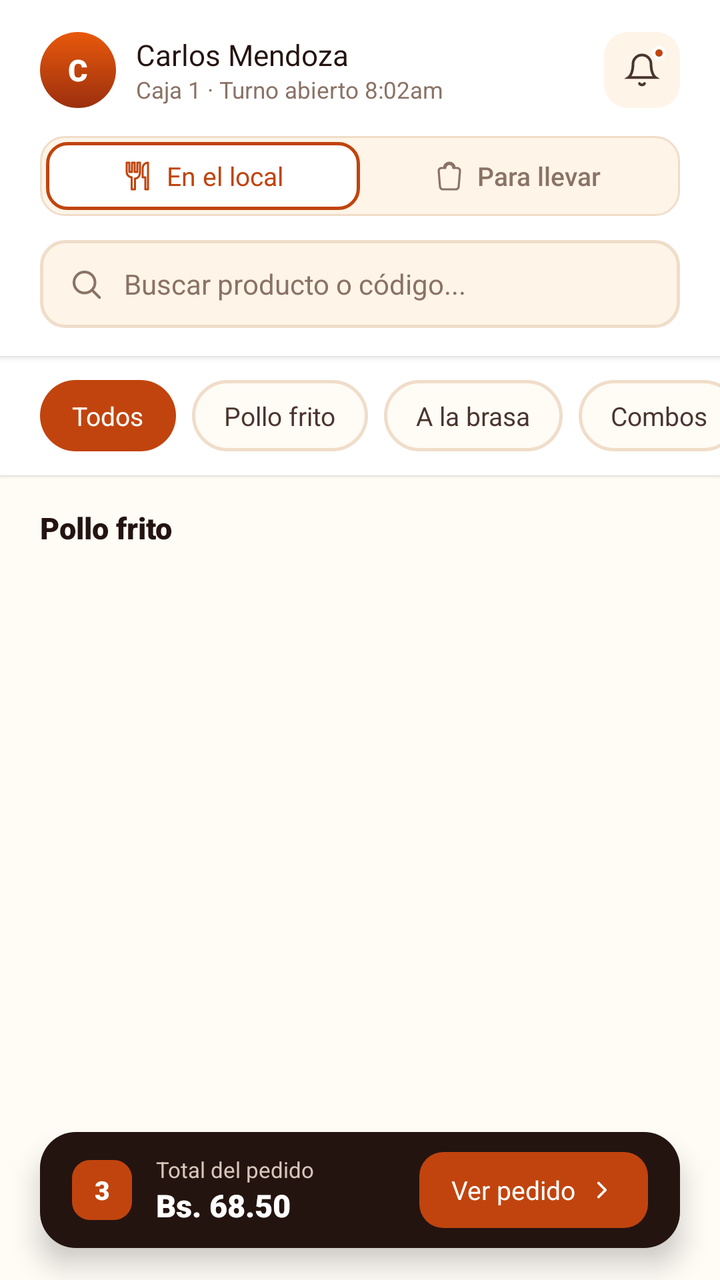
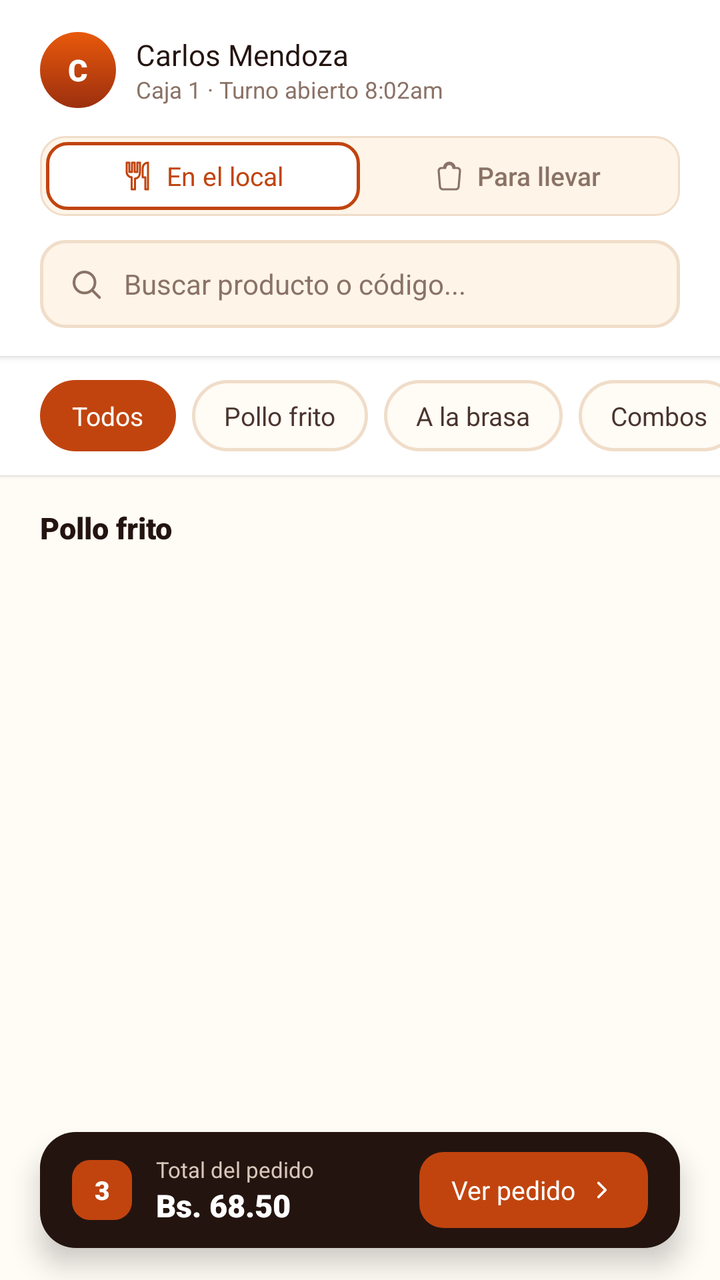

Screens rendered from an Android XML layout before and after an edit, with the pre-edit source and the edit as a unified diff.
<!-- AndroidManifest.xml: application theme Theme.Pollogithub -->
<!-- res/layout/fragment_venta.xml -->
<?xml version="1.0" encoding="utf-8"?>
<androidx.constraintlayout.widget.ConstraintLayout xmlns:android="http://schemas.android.com/apk/res/android"
    xmlns:app="http://schemas.android.com/apk/res-auto"
    xmlns:tools="http://schemas.android.com/tools"
    android:layout_width="match_parent"
    android:layout_height="match_parent"
    android:background="@color/paper_50">

    
    <LinearLayout
        android:id="@+id/headerLayout"
        android:layout_width="match_parent"
        android:layout_height="wrap_content"
        android:background="@color/white"
        android:elevation="2dp"
        android:orientation="vertical"
        android:paddingHorizontal="20dp"
        android:paddingTop="16dp"
        android:paddingBottom="14dp"
        app:layout_constraintEnd_toEndOf="parent"
        app:layout_constraintStart_toStartOf="parent"
        app:layout_constraintTop_toTopOf="parent">

        <RelativeLayout
            android:layout_width="match_parent"
            android:layout_height="wrap_content"
            android:layout_marginBottom="14dp">

            <LinearLayout
                android:layout_width="wrap_content"
                android:layout_height="wrap_content"
                android:layout_alignParentStart="true"
                android:layout_centerVertical="true"
                android:gravity="center_vertical"
                android:orientation="horizontal">

                <TextView
                    android:id="@+id/tvAvatarHeader"
                    android:layout_width="38dp"
                    android:layout_height="38dp"
                    android:background="@drawable/bg_avatar_circle"
                    android:fontFamily="sans-serif-black"
                    android:gravity="center"
                    android:text="@string/user_initial_c"
                    android:textColor="@color/white"
                    android:textSize="15sp" />

                <LinearLayout
                    android:layout_width="wrap_content"
                    android:layout_height="wrap_content"
                    android:layout_marginStart="10dp"
                    android:orientation="vertical">

                    <TextView
                        android:id="@+id/tvCashierName"
                        android:layout_width="wrap_content"
                        android:layout_height="wrap_content"
                        android:fontFamily="sans-serif-bold"
                        android:text="Carlos Mendoza"
                        android:textColor="@color/char_900"
                        android:textSize="14.5sp" />

                    <TextView
                        android:id="@+id/tvShiftInfo"
                        android:layout_width="wrap_content"
                        android:layout_height="wrap_content"
                        android:fontFamily="sans-serif"
                        android:text="@string/shift_info"
                        android:textColor="@color/char_400"
                        android:textSize="11.5sp" />
                </LinearLayout>
            </LinearLayout>

            <FrameLayout
                android:id="@+id/btnNotification"
                android:layout_width="38dp"
                android:layout_height="38dp"
                android:layout_alignParentEnd="true"
                android:layout_centerVertical="true"
                android:background="@drawable/bg_icon_btn"
                android:clickable="true"
                android:focusable="true">

                <ImageView
                    android:layout_width="18dp"
                    android:layout_height="18dp"
                    android:layout_gravity="center"
                    android:contentDescription="Notificaciones"
                    android:src="@drawable/ic_bell" />

                <View
                    android:layout_width="7dp"
                    android:layout_height="7dp"
                    android:layout_gravity="top|end"
                    android:layout_marginTop="7dp"
                    android:layout_marginEnd="7dp"
                    android:background="@drawable/bg_notification_dot" />
            </FrameLayout>
        </RelativeLayout>

        
        <LinearLayout
            android:id="@+id/layoutOrderModeSelector"
            android:layout_width="match_parent"
            android:layout_height="40dp"
            android:layout_marginBottom="12dp"
            android:background="@drawable/bg_order_mode_container"
            android:orientation="horizontal"
            android:padding="3dp">

            <LinearLayout
                android:id="@+id/btnHeaderModeLocal"
                android:layout_width="0dp"
                android:layout_height="match_parent"
                android:layout_weight="1"
                android:background="@drawable/bg_order_mode_active"
                android:clickable="true"
                android:focusable="true"
                android:gravity="center"
                android:orientation="horizontal">

                <ImageView
                    android:id="@+id/ivHeaderIconLocal"
                    android:layout_width="16dp"
                    android:layout_height="16dp"
                    android:contentDescription="En el local"
                    android:src="@drawable/ic_dining_local"
                    app:tint="@color/ember_600" />

                <TextView
                    android:id="@+id/tvHeaderTextLocal"
                    android:layout_width="wrap_content"
                    android:layout_height="wrap_content"
                    android:layout_marginStart="6dp"
                    android:fontFamily="sans-serif-bold"
                    android:text="En el local"
                    android:textColor="@color/ember_600"
                    android:textSize="13sp" />
            </LinearLayout>

            <LinearLayout
                android:id="@+id/btnHeaderModeLlevar"
                android:layout_width="0dp"
                android:layout_height="match_parent"
                android:layout_weight="1"
                android:background="@android:color/transparent"
                android:clickable="true"
                android:focusable="true"
                android:gravity="center"
                android:orientation="horizontal">

                <ImageView
                    android:id="@+id/ivHeaderIconLlevar"
                    android:layout_width="16dp"
                    android:layout_height="16dp"
                    android:contentDescription="Para llevar"
                    android:src="@drawable/ic_takeaway_bag"
                    app:tint="@color/char_400" />

                <TextView
                    android:id="@+id/tvHeaderTextLlevar"
                    android:layout_width="wrap_content"
                    android:layout_height="wrap_content"
                    android:layout_marginStart="6dp"
                    android:fontFamily="sans-serif-medium"
                    android:text="Para llevar"
                    android:textColor="@color/char_400"
                    android:textSize="13sp" />
            </LinearLayout>
        </LinearLayout>

        <FrameLayout
            android:layout_width="match_parent"
            android:layout_height="44dp"
            android:background="@drawable/bg_search">

            <ImageView
                android:layout_width="18dp"
                android:layout_height="18dp"
                android:layout_gravity="center_vertical|start"
                android:layout_marginStart="14dp"
                android:contentDescription="@string/search_hint"
                android:src="@drawable/ic_search" />

            <EditText
                android:id="@+id/etSearch"
                android:layout_width="match_parent"
                android:layout_height="match_parent"
                android:background="@null"
                android:fontFamily="sans-serif"
                android:hint="@string/search_hint"
                android:imeOptions="actionSearch"
                android:importantForAutofill="no"
                android:inputType="text"
                android:paddingStart="42dp"
                android:paddingEnd="14dp"
                android:textColor="@color/char_900"
                android:textColorHint="@color/char_400"
                android:textSize="14sp" />
        </FrameLayout>
    </LinearLayout>

    <HorizontalScrollView
        android:id="@+id/scrollCategories"
        android:layout_width="match_parent"
        android:layout_height="wrap_content"
        android:background="@color/white"
        android:clipToPadding="false"
        android:elevation="1dp"
        android:paddingHorizontal="20dp"
        android:paddingVertical="12dp"
        android:scrollbars="none"
        app:layout_constraintTop_toBottomOf="@id/headerLayout">

        <LinearLayout
            android:id="@+id/layoutChipsContainer"
            android:layout_width="wrap_content"
            android:layout_height="wrap_content"
            android:gravity="center_vertical"
            android:orientation="horizontal">

            <TextView
                android:id="@+id/chipTodos"
                android:layout_width="wrap_content"
                android:layout_height="wrap_content"
                android:layout_marginEnd="8dp"
                android:background="@drawable/bg_chip_selected"
                android:fontFamily="sans-serif-bold"
                android:paddingHorizontal="16dp"
                android:paddingVertical="9dp"
                android:text="Todos"
                android:textColor="@color/white"
                android:textSize="13sp" />

            <TextView
                android:id="@+id/chipPolloFrito"
                android:layout_width="wrap_content"
                android:layout_height="wrap_content"
                android:layout_marginEnd="8dp"
                android:background="@drawable/bg_chip_unselected"
                android:fontFamily="sans-serif-bold"
                android:paddingHorizontal="16dp"
                android:paddingVertical="9dp"
                android:text="Pollo frito"
                android:textColor="@color/char_700"
                android:textSize="13sp" />

            <TextView
                android:id="@+id/chipBrasa"
                android:layout_width="wrap_content"
                android:layout_height="wrap_content"
                android:layout_marginEnd="8dp"
                android:background="@drawable/bg_chip_unselected"
                android:fontFamily="sans-serif-bold"
                android:paddingHorizontal="16dp"
                android:paddingVertical="9dp"
                android:text="A la brasa"
                android:textColor="@color/char_700"
                android:textSize="13sp" />

            <TextView
                android:id="@+id/chipCombos"
                android:layout_width="wrap_content"
                android:layout_height="wrap_content"
                android:layout_marginEnd="8dp"
                android:background="@drawable/bg_chip_unselected"
                android:fontFamily="sans-serif-bold"
                android:paddingHorizontal="16dp"
                android:paddingVertical="9dp"
                android:text="Combos"
                android:textColor="@color/char_700"
                android:textSize="13sp" />

            <TextView
                android:id="@+id/chipAcompanamientos"
                android:layout_width="wrap_content"
                android:layout_height="wrap_content"
                android:layout_marginEnd="8dp"
                android:background="@drawable/bg_chip_unselected"
                android:fontFamily="sans-serif-bold"
                android:paddingHorizontal="16dp"
                android:paddingVertical="9dp"
                android:text="Acompañamientos"
                android:textColor="@color/char_700"
                android:textSize="13sp" />

            <TextView
                android:id="@+id/chipBebidas"
                android:layout_width="wrap_content"
                android:layout_height="wrap_content"
                android:background="@drawable/bg_chip_unselected"
                android:fontFamily="sans-serif-bold"
                android:paddingHorizontal="16dp"
                android:paddingVertical="9dp"
                android:text="Bebidas"
                android:textColor="@color/char_700"
                android:textSize="13sp" />
        </LinearLayout>
    </HorizontalScrollView>

    <androidx.core.widget.NestedScrollView
        android:layout_width="match_parent"
        android:layout_height="0dp"
        android:clipToPadding="false"
        android:paddingBottom="80dp"
        app:layout_constraintBottom_toBottomOf="parent"
        app:layout_constraintTop_toBottomOf="@id/scrollCategories">

        <LinearLayout
            android:layout_width="match_parent"
            android:layout_height="wrap_content"
            android:orientation="vertical"
            android:paddingHorizontal="14dp"
            android:paddingTop="16dp">

            <TextView
                android:id="@+id/tvSectionTitle"
                android:layout_width="wrap_content"
                android:layout_height="wrap_content"
                android:layout_marginStart="6dp"
                android:layout_marginBottom="10dp"
                android:fontFamily="sans-serif-black"
                android:text="@string/section_title_fried"
                android:textColor="@color/char_900"
                android:textSize="15sp" />

            <androidx.recyclerview.widget.RecyclerView
                android:id="@+id/rvProducts"
                android:layout_width="match_parent"
                android:layout_height="wrap_content"
                android:nestedScrollingEnabled="false"
                tools:itemCount="6"
                tools:listitem="@layout/item_product_card" />
        </LinearLayout>
    </androidx.core.widget.NestedScrollView>

    
    <androidx.constraintlayout.widget.ConstraintLayout
        android:id="@+id/cartBar"
        android:layout_width="0dp"
        android:layout_height="58dp"
        android:layout_marginHorizontal="20dp"
        android:layout_marginBottom="16dp"
        android:background="@drawable/bg_cart_bar"
        android:elevation="8dp"
        android:paddingHorizontal="16dp"
        app:layout_constraintBottom_toBottomOf="parent"
        app:layout_constraintEnd_toEndOf="parent"
        app:layout_constraintStart_toStartOf="parent">

        <LinearLayout
            android:layout_width="wrap_content"
            android:layout_height="wrap_content"
            android:gravity="center_vertical"
            android:orientation="horizontal"
            app:layout_constraintBottom_toBottomOf="parent"
            app:layout_constraintStart_toStartOf="parent"
            app:layout_constraintTop_toTopOf="parent">

            <TextView
                android:id="@+id/tvCartCount"
                android:layout_width="30dp"
                android:layout_height="30dp"
                android:background="@drawable/bg_cart_count"
                android:fontFamily="sans-serif-black"
                android:gravity="center"
                android:text="3"
                android:textColor="@color/white"
                android:textSize="13sp" />

            <LinearLayout
                android:layout_width="wrap_content"
                android:layout_height="wrap_content"
                android:layout_marginStart="12dp"
                android:orientation="vertical">

                <TextView
                    android:layout_width="wrap_content"
                    android:layout_height="wrap_content"
                    android:fontFamily="sans-serif"
                    android:text="@string/cart_total_label"
                    android:textColor="@color/cart_label"
                    android:textSize="11sp" />

                <TextView
                    android:id="@+id/tvCartTotal"
                    android:layout_width="wrap_content"
                    android:layout_height="wrap_content"
                    android:fontFamily="sans-serif-black"
                    android:text="Bs. 68.50"
                    android:textColor="@color/white"
                    android:textSize="15.5sp" />
            </LinearLayout>
        </LinearLayout>

        <LinearLayout
            android:id="@+id/btnViewOrder"
            android:layout_width="wrap_content"
            android:layout_height="38dp"
            android:background="@drawable/bg_cart_cta"
            android:clickable="true"
            android:focusable="true"
            android:gravity="center"
            android:orientation="horizontal"
            android:paddingHorizontal="16dp"
            app:layout_constraintBottom_toBottomOf="parent"
            app:layout_constraintEnd_toEndOf="parent"
            app:layout_constraintTop_toTopOf="parent">

            <TextView
                android:layout_width="wrap_content"
                android:layout_height="wrap_content"
                android:fontFamily="sans-serif-bold"
                android:text="@string/cart_view_order"
                android:textColor="@color/white"
                android:textSize="13sp" />

            <ImageView
                android:layout_width="14dp"
                android:layout_height="14dp"
                android:layout_marginStart="6dp"
                android:contentDescription="@string/cart_view_order"
                android:src="@drawable/ic_chevron_right" />
        </LinearLayout>
    </androidx.constraintlayout.widget.ConstraintLayout>

</androidx.constraintlayout.widget.ConstraintLayout>
<!-- res/layout/item_product_card.xml (included above) -->
<?xml version="1.0" encoding="utf-8"?>
<androidx.constraintlayout.widget.ConstraintLayout xmlns:android="http://schemas.android.com/apk/res/android"
    xmlns:app="http://schemas.android.com/apk/res-auto"
    xmlns:tools="http://schemas.android.com/tools"
    android:id="@+id/cardProduct"
    android:layout_width="match_parent"
    android:layout_height="wrap_content"
    android:layout_margin="6dp"
    android:background="@drawable/bg_product_card"
    android:padding="12dp">

    
    <androidx.cardview.widget.CardView
        android:id="@+id/cardThumb"
        android:layout_width="0dp"
        android:layout_height="80dp"
        app:cardCornerRadius="10dp"
        app:cardElevation="0dp"
        app:cardBackgroundColor="@android:color/transparent"
        app:layout_constraintEnd_toEndOf="parent"
        app:layout_constraintStart_toStartOf="parent"
        app:layout_constraintTop_toTopOf="parent">

        <FrameLayout
            android:id="@+id/frameThumb"
            android:layout_width="match_parent"
            android:layout_height="match_parent"
            android:background="@drawable/bg_thumb_fried">

            <ImageView
                android:id="@+id/ivProductImage"
                android:layout_width="match_parent"
                android:layout_height="match_parent"
                android:scaleType="centerCrop"
                android:visibility="gone" />

            <TextView
                android:id="@+id/tvEmoji"
                android:layout_width="wrap_content"
                android:layout_height="wrap_content"
                android:layout_gravity="center"
                android:text="🍗"
                android:textSize="30sp" />
        </FrameLayout>
    </androidx.cardview.widget.CardView>

    
    <TextView
        android:id="@+id/tvAgotadoTag"
        android:layout_width="wrap_content"
        android:layout_height="wrap_content"
        android:layout_marginStart="6dp"
        android:layout_marginTop="6dp"
        android:background="@drawable/bg_badge_agotado"
        android:fontFamily="sans-serif-black"
        android:paddingHorizontal="8dp"
        android:paddingVertical="3dp"
        android:text="@string/tag_agotado"
        android:textAllCaps="true"
        android:textColor="@color/white"
        android:textSize="9.5sp"
        android:visibility="gone"
        app:layout_constraintStart_toStartOf="@id/cardThumb"
        app:layout_constraintTop_toTopOf="@id/cardThumb"
        tools:visibility="visible" />

    
    <TextView
        android:id="@+id/tvBadgeQty"
        android:layout_width="24dp"
        android:layout_height="24dp"
        android:background="@drawable/bg_badge_qty"
        android:fontFamily="sans-serif-bold"
        android:gravity="center"
        android:text="2"
        android:textColor="@color/white"
        android:textSize="11sp"
        android:translationX="6dp"
        android:translationY="-6dp"
        android:visibility="gone"
        app:layout_constraintEnd_toEndOf="parent"
        app:layout_constraintTop_toTopOf="parent"
        tools:visibility="visible" />

    
    <TextView
        android:id="@+id/tvProductName"
        android:layout_width="0dp"
        android:layout_height="wrap_content"
        android:layout_marginTop="10dp"
        android:fontFamily="sans-serif-bold"
        android:ellipsize="end"
        android:maxLines="1"
        android:text="Presa individual"
        android:textColor="@color/char_900"
        android:textSize="13.5sp"
        app:layout_constraintEnd_toEndOf="parent"
        app:layout_constraintStart_toStartOf="parent"
        app:layout_constraintTop_toBottomOf="@id/cardThumb" />

    
    <TextView
        android:id="@+id/tvProductDesc"
        android:layout_width="0dp"
        android:layout_height="wrap_content"
        android:layout_marginTop="2dp"
        android:fontFamily="sans-serif"
        android:ellipsize="end"
        android:maxLines="1"
        android:text="Pierna o pechuga"
        android:textColor="@color/char_400"
        android:textSize="11sp"
        app:layout_constraintEnd_toEndOf="parent"
        app:layout_constraintStart_toStartOf="parent"
        app:layout_constraintTop_toBottomOf="@id/tvProductName" />

    
    <TextView
        android:id="@+id/tvProductPrice"
        android:layout_width="0dp"
        android:layout_height="wrap_content"
        android:layout_marginTop="12dp"
        android:fontFamily="sans-serif-black"
        android:text="Bs. 8.50"
        android:textColor="@color/ember_700"
        android:textSize="14.5sp"
        app:layout_constraintBottom_toBottomOf="parent"
        app:layout_constraintEnd_toStartOf="@id/btnAdd"
        app:layout_constraintStart_toStartOf="parent"
        app:layout_constraintTop_toBottomOf="@id/tvProductDesc" />

    <androidx.appcompat.widget.AppCompatButton
        android:id="@+id/btnAdd"
        android:layout_width="28dp"
        android:layout_height="28dp"
        android:background="@drawable/bg_add_btn"
        android:fontFamily="sans-serif-bold"
        android:includeFontPadding="false"
        android:padding="0dp"
        android:text="+"
        android:textColor="@color/white"
        android:textSize="16sp"
        app:layout_constraintBottom_toBottomOf="@id/tvProductPrice"
        app:layout_constraintEnd_toEndOf="parent"
        app:layout_constraintTop_toTopOf="@id/tvProductPrice" />

</androidx.constraintlayout.widget.ConstraintLayout>
<!-- resources referenced by this layout -->
<resources>
  <color name="cart_label">#D8C6BB</color>
  <color name="char_400">#8A7266</color>
  <color name="char_700">#4A352E</color>
  <color name="char_900">#241410</color>
  <color name="ember_600">#C1440E</color>
  <color name="ember_700">#9C2F0E</color>
  <color name="paper_50">#FFFBF5</color>
  <color name="white">#FFFFFFFF</color>
  <!-- drawable bg_badge_agotado (drawable) -->
  <?xml version="1.0" encoding="utf-8"?>
  <shape xmlns:android="http://schemas.android.com/apk/res/android"
      android:shape="rectangle">
      <solid android:color="@color/char_900" />
      <corners android:radius="7dp" />
  </shape>
  <!-- drawable bg_badge_qty (drawable) -->
  <?xml version="1.0" encoding="utf-8"?>
  <shape xmlns:android="http://schemas.android.com/apk/res/android"
      android:shape="oval">
      <solid android:color="@color/char_900" />
      <stroke
          android:width="2dp"
          android:color="@color/paper_50" />
  </shape>
  <!-- drawable bg_cart_bar (drawable) -->
  <?xml version="1.0" encoding="utf-8"?>
  <shape xmlns:android="http://schemas.android.com/apk/res/android"
      android:shape="rectangle">
      <solid android:color="@color/char_900" />
      <corners android:radius="18dp" />
  </shape>
  <!-- drawable bg_cart_count (drawable) -->
  <?xml version="1.0" encoding="utf-8"?>
  <shape xmlns:android="http://schemas.android.com/apk/res/android"
      android:shape="rectangle">
      <solid android:color="@color/ember_600" />
      <corners android:radius="9dp" />
  </shape>
  <!-- drawable bg_icon_btn (drawable) -->
  <?xml version="1.0" encoding="utf-8"?>
  <ripple xmlns:android="http://schemas.android.com/apk/res/android"
      android:color="#1AE8590C">
      <item>
          <shape android:shape="rectangle">
              <solid android:color="@color/paper_100" />
              <corners android:radius="12dp" />
          </shape>
      </item>
  </ripple>
  <!-- drawable bg_notification_dot (drawable) -->
  <?xml version="1.0" encoding="utf-8"?>
  <shape xmlns:android="http://schemas.android.com/apk/res/android"
      android:shape="oval">
      <solid android:color="@color/ember_600" />
      <stroke
          android:width="1.5dp"
          android:color="@color/white" />
  </shape>
  <!-- drawable bg_order_mode_active (drawable) -->
  <?xml version="1.0" encoding="utf-8"?>
  <shape xmlns:android="http://schemas.android.com/apk/res/android">
      <solid android:color="@color/white"/>
      <corners android:radius="10dp"/>
      <stroke android:width="1.5dp" android:color="@color/ember_600"/>
  </shape>
  <!-- drawable ic_bell (drawable) -->
  <?xml version="1.0" encoding="utf-8"?>
  <vector xmlns:android="http://schemas.android.com/apk/res/android"
      android:width="18dp"
      android:height="18dp"
      android:viewportWidth="24"
      android:viewportHeight="24">
      <path
          android:pathData="M18,8a6,6 0,0 0 -12,0c0,7 -3,9 -3,9h18s-3,-2 -3,-9"
          android:strokeColor="#4A352E"
          android:strokeWidth="1.8"
          android:strokeLineCap="round"/>
      <path
          android:pathData="M13.7,21a2,2 0,0 1 -3.4,0"
          android:strokeColor="#4A352E"
          android:strokeWidth="1.8"
          android:strokeLineCap="round"/>
  </vector>
  <string name="cart_total_label">Total del pedido</string>
  <string name="cart_view_order">Ver pedido</string>
  <string name="search_hint">Buscar producto o código...</string>
  <string name="section_title_fried">Pollo frito</string>
  <string name="shift_info">Caja 1 · Turno abierto 8:02am</string>
  <string name="tag_agotado">Agotado</string>
  <string name="user_initial_c">C</string>
  <style name="Theme.Pollogithub" parent="Base.Theme.Pollogithub" />
  <color name="ember_500">#E8590C</color>
  <color name="line_color">#F0DDC9</color>
  <color name="paper_100">#FFF4E8</color>
  <color name="thumb_fried_start">#FFE4D1</color>
  <color name="thumb_fried_end">#FFD0A8</color>
  <!-- unchanged entries left out for length: 14 -->
</resources>

<!-- the commit's change to res/layout/fragment_venta.xml (unified diff, before → after) -->
@@ -70,32 +70,6 @@
                         android:textSize="11.5sp" />
                 </LinearLayout>
             </LinearLayout>
-
-            <FrameLayout
-                android:id="@+id/btnNotification"
-                android:layout_width="38dp"
-                android:layout_height="38dp"
-                android:layout_alignParentEnd="true"
-                android:layout_centerVertical="true"
-                android:background="@drawable/bg_icon_btn"
-                android:clickable="true"
-                android:focusable="true">
-
-                <ImageView
-                    android:layout_width="18dp"
-                    android:layout_height="18dp"
-                    android:layout_gravity="center"
-                    android:contentDescription="Notificaciones"
-                    android:src="@drawable/ic_bell" />
-
-                <View
-                    android:layout_width="7dp"
-                    android:layout_height="7dp"
-                    android:layout_gravity="top|end"
-                    android:layout_marginTop="7dp"
-                    android:layout_marginEnd="7dp"
-                    android:background="@drawable/bg_notification_dot" />
-            </FrameLayout>
         </RelativeLayout>
 
         
@@ -551,25 +525,48 @@
         android:fontFamily="sans-serif-black"
         android:text="Bs. 8.50"
         android:textColor="@color/ember_700"
-        android:textSize="14.5sp"
+        android:textSize="14sp"
+        android:maxLines="1"
+        android:ellipsize="end"
         app:layout_constraintBottom_toBottomOf="parent"
-        app:layout_constraintEnd_toStartOf="@id/btnAdd"
+        app:layout_constraintEnd_toStartOf="@id/layoutProductActions"
         app:layout_constraintStart_toStartOf="parent"
         app:layout_constraintTop_toBottomOf="@id/tvProductDesc" />
 
-    <androidx.appcompat.widget.AppCompatButton
-        android:id="@+id/btnAdd"
-        android:layout_width="28dp"
-        android:layout_height="28dp"
-        android:background="@drawable/bg_add_btn"
-        android:fontFamily="sans-serif-bold"
-        android:includeFontPadding="false"
-        android:padding="0dp"
-        android:text="+"
-        android:textColor="@color/white"
-        android:textSize="16sp"
+    <LinearLayout
+        android:id="@+id/layoutProductActions"
+        android:layout_width="wrap_content"
+        android:layout_height="wrap_content"
+        android:orientation="horizontal"
+        android:gravity="center_vertical"
         app:layout_constraintBottom_toBottomOf="@id/tvProductPrice"
         app:layout_constraintEnd_toEndOf="parent"
-        app:layout_constraintTop_toTopOf="@id/tvProductPrice" />
+        app:layout_constraintTop_toTopOf="@id/tvProductPrice">
+
+        <androidx.appcompat.widget.AppCompatButton
+            android:id="@+id/btnMinus"
+            android:layout_width="32dp"
+            android:layout_height="32dp"
+            android:layout_marginEnd="6dp"
+            android:background="@drawable/bg_minus_btn"
+            android:fontFamily="sans-serif-black"
+            android:includeFontPadding="false"
+            android:padding="0dp"
+            android:text="−"
+            android:textColor="@color/ember_700"
+            android:textSize="18sp" />
+
+        <androidx.appcompat.widget.AppCompatButton
+            android:id="@+id/btnAdd"
+            android:layout_width="32dp"
+            android:layout_height="32dp"
+            android:background="@drawable/bg_add_btn"
+            android:fontFamily="sans-serif-bold"
+            android:includeFontPadding="false"
+            android:padding="0dp"
+            android:text="+"
+            android:textColor="@color/white"
+            android:textSize="18sp" />
+    </LinearLayout>
 
 </androidx.constraintlayout.widget.ConstraintLayout>
<!-- resource entries referenced after the edit -->
@@ -38,26 +38,28 @@
       <solid android:color="@color/ember_600" />
       <corners android:radius="9dp" />
   </shape>
-  <!-- drawable bg_icon_btn (drawable) -->
+  <!-- drawable bg_minus_btn (drawable) -->
   <?xml version="1.0" encoding="utf-8"?>
-  <ripple xmlns:android="http://schemas.android.com/apk/res/android"
-      android:color="#1AE8590C">
-      <item>
+  <selector xmlns:android="http://schemas.android.com/apk/res/android">
+      <item android:state_enabled="false">
           <shape android:shape="rectangle">
-              <solid android:color="@color/paper_100" />
-              <corners android:radius="12dp" />
+              <solid android:color="#F3F4F6" />
+              <stroke android:width="1dp" android:color="#E5E7EB" />
+              <corners android:radius="9dp" />
           </shape>
       </item>
-  </ripple>
-  <!-- drawable bg_notification_dot (drawable) -->
-  <?xml version="1.0" encoding="utf-8"?>
-  <shape xmlns:android="http://schemas.android.com/apk/res/android"
-      android:shape="oval">
-      <solid android:color="@color/ember_600" />
-      <stroke
-          android:width="1.5dp"
-          android:color="@color/white" />
-  </shape>
+      <item>
+          <ripple android:color="#22EA580C">
+              <item>
+                  <shape android:shape="rectangle">
+                      <solid android:color="#FFF7ED" />
+                      <stroke android:width="1.5dp" android:color="#FDBA74" />
+                      <corners android:radius="9dp" />
+                  </shape>
+              </item>
+          </ripple>
+      </item>
+  </selector>
   <!-- drawable bg_order_mode_active (drawable) -->
   <?xml version="1.0" encoding="utf-8"?>
   <shape xmlns:android="http://schemas.android.com/apk/res/android">
@@ -65,24 +67,6 @@
       <corners android:radius="10dp"/>
       <stroke android:width="1.5dp" android:color="@color/ember_600"/>
   </shape>
-  <!-- drawable ic_bell (drawable) -->
-  <?xml version="1.0" encoding="utf-8"?>
-  <vector xmlns:android="http://schemas.android.com/apk/res/android"
-      android:width="18dp"
-      android:height="18dp"
-      android:viewportWidth="24"
-      android:viewportHeight="24">
-      <path
-          android:pathData="M18,8a6,6 0,0 0 -12,0c0,7 -3,9 -3,9h18s-3,-2 -3,-9"
-          android:strokeColor="#4A352E"
-          android:strokeWidth="1.8"
-          android:strokeLineCap="round"/>
-      <path
-          android:pathData="M13.7,21a2,2 0,0 1 -3.4,0"
-          android:strokeColor="#4A352E"
-          android:strokeWidth="1.8"
-          android:strokeLineCap="round"/>
-  </vector>
   <string name="cart_total_label">Total del pedido</string>
   <string name="cart_view_order">Ver pedido</string>
   <string name="search_hint">Buscar producto o código...</string>
